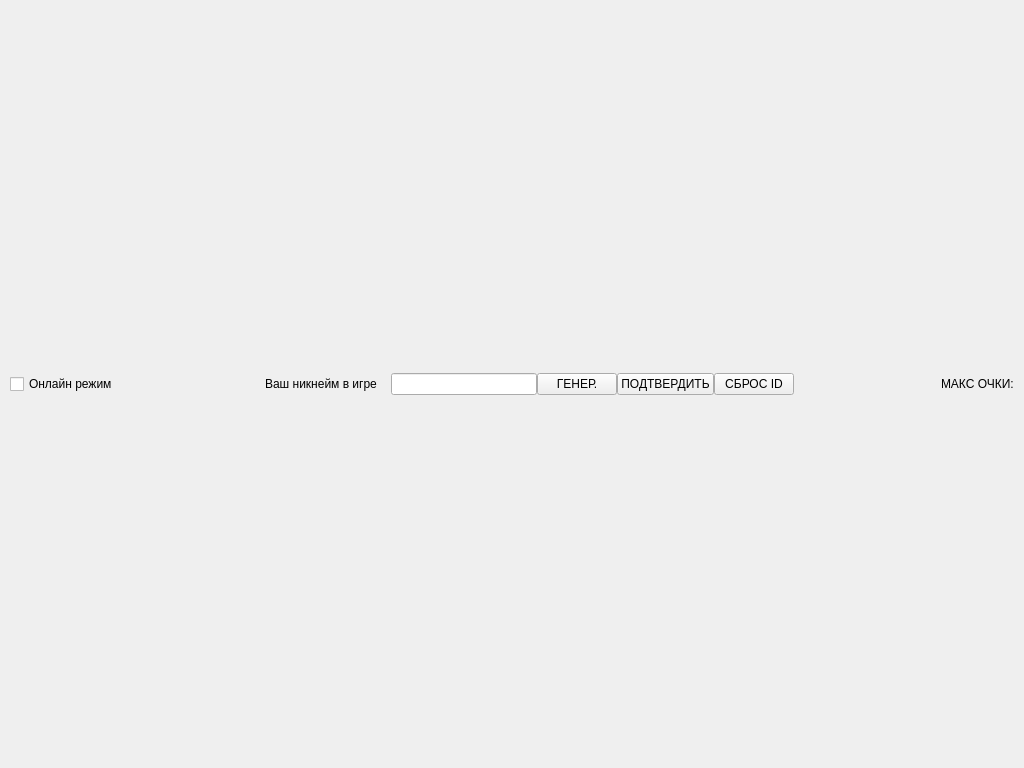
The window that mainwindow.ui (badcast/pixelblast-game) describes before a commit, drawn with Qt 5.
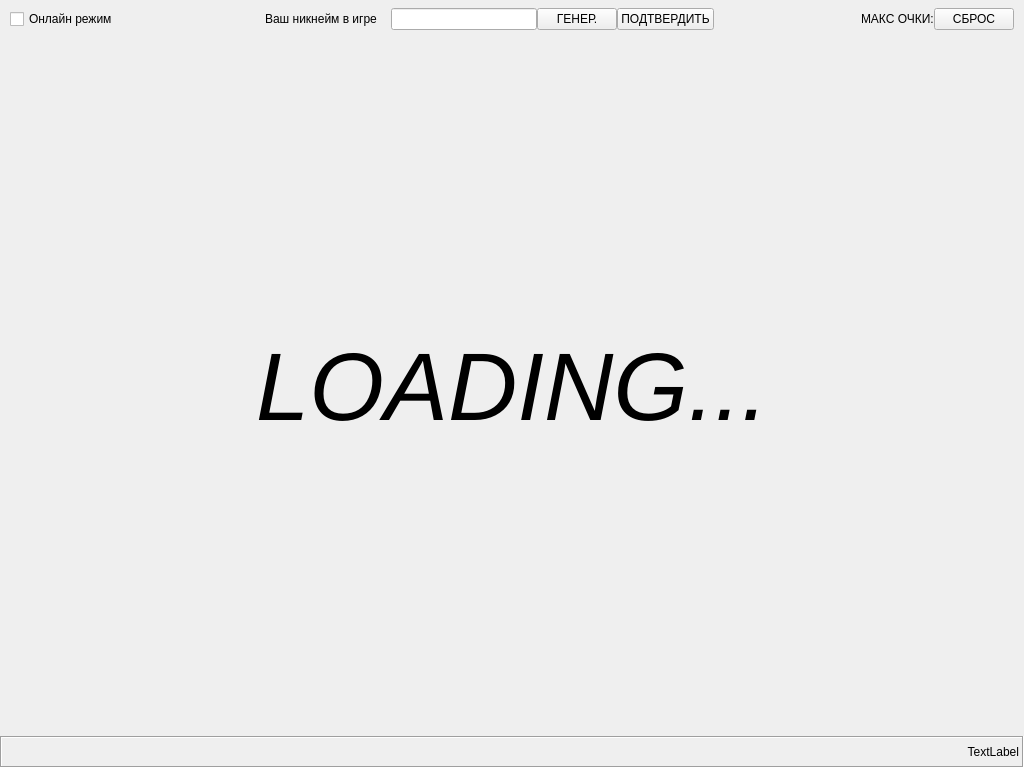
The same window after the commit.

What changed in the file:
```diff
--- a/mainwindow.ui
+++ b/mainwindow.ui
@@ -60,23 +60,23 @@
        <property name="spacing">
         <number>0</number>
        </property>
-       <item row="0" column="0">
-        <widget class="QCheckBox" name="checkedOnlineMode">
-         <property name="enabled">
-          <bool>true</bool>
-         </property>
+       <item row="0" column="7">
+        <widget class="QLabel" name="maxScoresText">
          <property name="text">
-          <string>Онлайн режим</string>
+          <string>МАКС ОЧКИ:</string>
          </property>
         </widget>
        </item>
-       <item row="0" column="6">
-        <widget class="QPushButton" name="resetIdBut">
+       <item row="0" column="2">
+        <widget class="QLabel" name="label">
          <property name="text">
-          <string>СБРОС ID</string>
+          <string>Ваш никнейм в игре    </string>
          </property>
         </widget>
        </item>
+       <item row="0" column="3">
+        <widget class="QLineEdit" name="textUserName"/>
+       </item>
        <item row="0" column="4">
         <widget class="QPushButton" name="genNameBut">
          <property name="text">
@@ -84,6 +84,19 @@
          </property>
         </widget>
        </item>
+       <item row="0" column="6">
+        <spacer name="horizontalSpacer">
+         <property name="orientation">
+          <enum>Qt::Orientation::Horizontal</enum>
+         </property>
+         <property name="sizeHint" stdset="0">
+          <size>
+           <width>40</width>
+           <height>20</height>
+          </size>
+         </property>
+        </spacer>
+       </item>
        <item row="0" column="5">
         <widget class="QPushButton" name="loginIdBut">
          <property name="text">
@@ -91,29 +104,6 @@
          </property>
         </widget>
        </item>
-       <item row="0" column="3">
-        <widget class="QLineEdit" name="textUserName"/>
-       </item>
-       <item row="0" column="7">
-        <spacer name="horizontalSpacer">
-         <property name="orientation">
-          <enum>Qt::Orientation::Horizontal</enum>
-         </property>
-         <property name="sizeHint" stdset="0">
-          <size>
-           <width>40</width>
-           <height>20</height>
-          </size>
-         </property>
-        </spacer>
-       </item>
-       <item row="0" column="8">
-        <widget class="QLabel" name="maxScoresText">
-         <property name="text">
-          <string>МАКС ОЧКИ:</string>
-         </property>
-        </widget>
-       </item>
        <item row="0" column="1">
         <spacer name="horizontalSpacer_3">
          <property name="orientation">
@@ -127,10 +117,20 @@
          </property>
         </spacer>
        </item>
-       <item row="0" column="2">
-        <widget class="QLabel" name="label">
+       <item row="0" column="0">
+        <widget class="QCheckBox" name="checkedOnlineMode">
+         <property name="enabled">
+          <bool>true</bool>
+         </property>
          <property name="text">
-          <string>Ваш никнейм в игре    </string>
+          <string>Онлайн режим</string>
+         </property>
+        </widget>
+       </item>
+       <item row="0" column="8">
+        <widget class="QPushButton" name="resetIDBut">
+         <property name="text">
+          <string>СБРОС</string>
          </property>
         </widget>
        </item>
@@ -142,8 +142,49 @@
       <property name="spacing">
        <number>0</number>
       </property>
+      <item row="0" column="0">
+       <widget class="QLabel" name="loadingText">
+        <property name="font">
+         <font>
+          <pointsize>72</pointsize>
+          <italic>true</italic>
+         </font>
+        </property>
+        <property name="frameShape">
+         <enum>QFrame::Shape::NoFrame</enum>
+        </property>
+        <property name="text">
+         <string>LOADING...</string>
+        </property>
+        <property name="alignment">
+         <set>Qt::AlignmentFlag::AlignCenter</set>
+        </property>
+       </widget>
+      </item>
      </layout>
     </item>
+    <item>
+     <widget class="QLabel" name="statusBar">
+      <property name="maximumSize">
+       <size>
+        <width>16777215</width>
+        <height>32</height>
+       </size>
+      </property>
+      <property name="frameShape">
+       <enum>QFrame::Shape::Box</enum>
+      </property>
+      <property name="frameShadow">
+       <enum>QFrame::Shadow::Sunken</enum>
+      </property>
+      <property name="text">
+       <string>TextLabel</string>
+      </property>
+      <property name="alignment">
+       <set>Qt::AlignmentFlag::AlignRight|Qt::AlignmentFlag::AlignTrailing|Qt::AlignmentFlag::AlignVCenter</set>
+      </property>
+     </widget>
+    </item>
    </layout>
   </widget>
   <widget class="QMenuBar" name="menubar">
```
